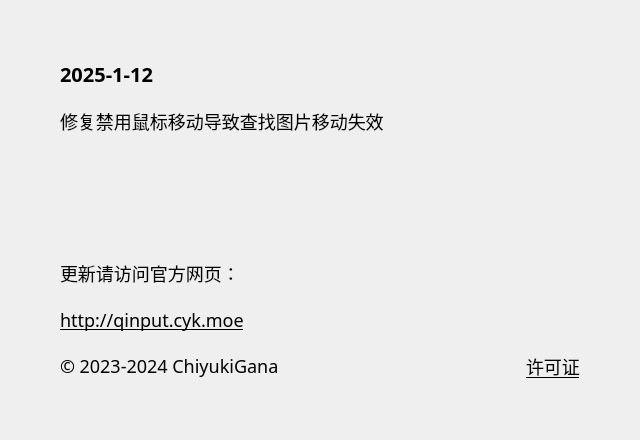
Above: source/ui/AboutUi.ui from ChiyukiGana/Quickinput before the change. Below: the same form after it.
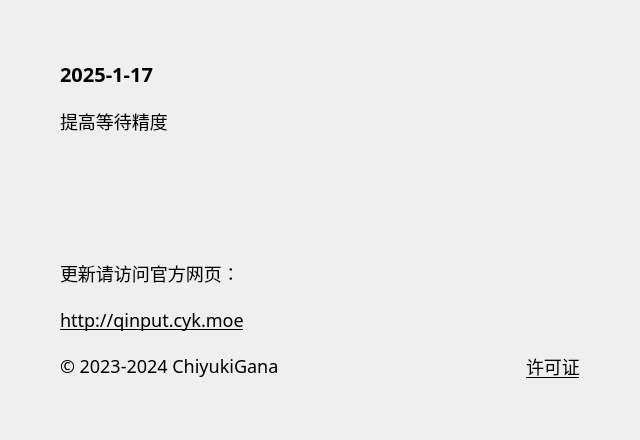
That is the form after the change.

The edit to the form file:
```diff
--- a/source/ui/AboutUi.ui
+++ b/source/ui/AboutUi.ui
@@ -88,7 +88,7 @@
          <string notr="true">font-size:20px</string>
         </property>
         <property name="text">
-         <string>2025-1-12</string>
+         <string>2025-1-17</string>
         </property>
         <property name="textFormat">
          <enum>Qt::PlainText</enum>
@@ -104,7 +104,7 @@
          </sizepolicy>
         </property>
         <property name="text">
-         <string>修复禁用鼠标移动导致查找图片移动失效</string>
+         <string>提高等待精度</string>
         </property>
         <property name="textFormat">
          <enum>Qt::PlainText</enum>
```
